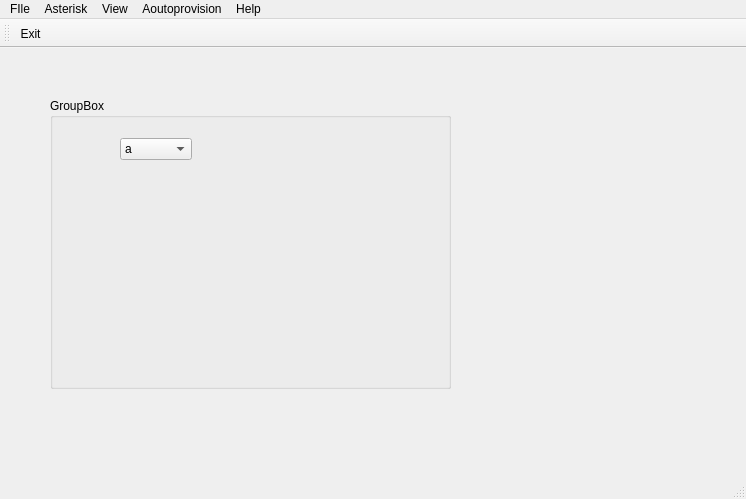
This is src/managervoip.ui in brestows/voipmanager as Qt 5 draws it before an edit. The edited form follows.
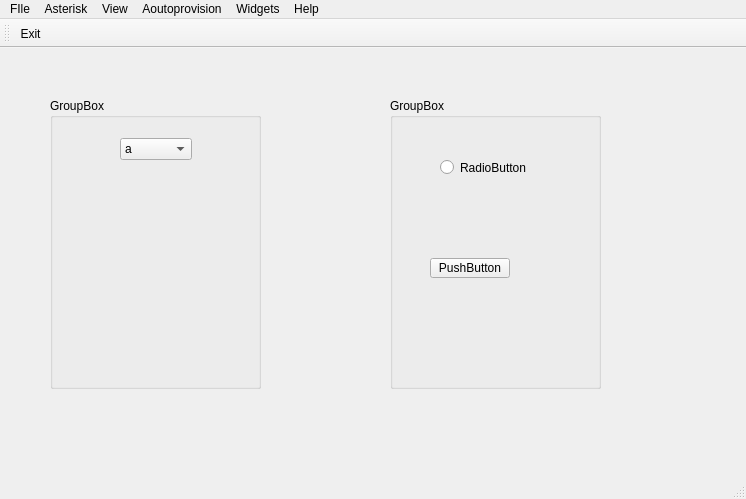
This is the edited form. Custom widgets are drawn as their Qt base class.

Patch:
```diff
--- a/src/managervoip.ui
+++ b/src/managervoip.ui
@@ -19,7 +19,7 @@
      <rect>
       <x>50</x>
       <y>50</y>
-      <width>401</width>
+      <width>211</width>
       <height>291</height>
      </rect>
     </property>
@@ -58,6 +58,51 @@
      </item>
     </widget>
    </widget>
+   <widget class="MovedBox" name="groupBox_3">
+    <property name="geometry">
+     <rect>
+      <x>390</x>
+      <y>50</y>
+      <width>211</width>
+      <height>291</height>
+     </rect>
+    </property>
+    <property name="minimumSize">
+     <size>
+      <width>150</width>
+      <height>250</height>
+     </size>
+    </property>
+    <property name="title">
+     <string>GroupBox</string>
+    </property>
+    <widget class="QRadioButton" name="radioButton">
+     <property name="geometry">
+      <rect>
+       <x>50</x>
+       <y>60</y>
+       <width>92</width>
+       <height>19</height>
+      </rect>
+     </property>
+     <property name="text">
+      <string>RadioButton</string>
+     </property>
+    </widget>
+    <widget class="QPushButton" name="pushButton">
+     <property name="geometry">
+      <rect>
+       <x>40</x>
+       <y>160</y>
+       <width>80</width>
+       <height>20</height>
+      </rect>
+     </property>
+     <property name="text">
+      <string>PushButton</string>
+     </property>
+    </widget>
+   </widget>
   </widget>
   <widget class="QMenuBar" name="menuBar">
    <property name="geometry">
@@ -112,10 +157,16 @@
     <addaction name="mnuView_ShowToolBar"/>
     <addaction name="mnuView_ShowStatusBar"/>
    </widget>
+   <widget class="QMenu" name="mnuWidgets">
+    <property name="title">
+     <string>Widgets</string>
+    </property>
+   </widget>
    <addaction name="mnuFile"/>
    <addaction name="mnuAsteriskConfig"/>
    <addaction name="mnuView"/>
    <addaction name="mnuPhones"/>
+   <addaction name="mnuWidgets"/>
    <addaction name="mnuHelp"/>
   </widget>
   <widget class="QToolBar" name="mainToolBar">
```
Left out of the diff: 10 changed lines with no effect on the pictures.
